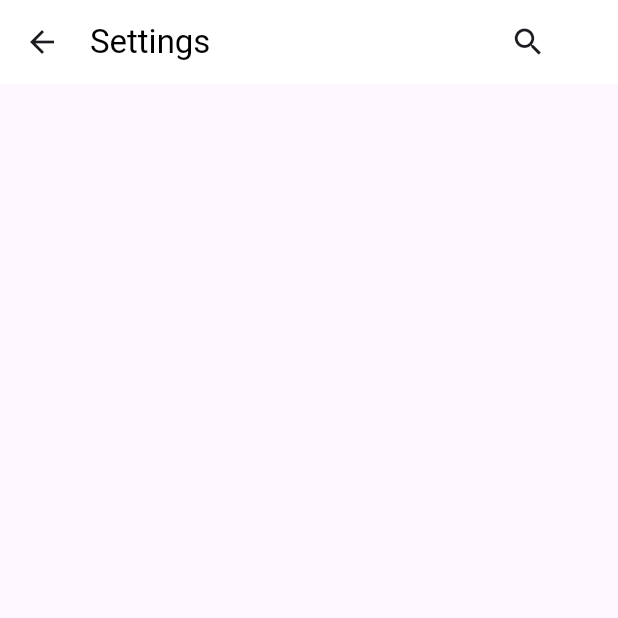
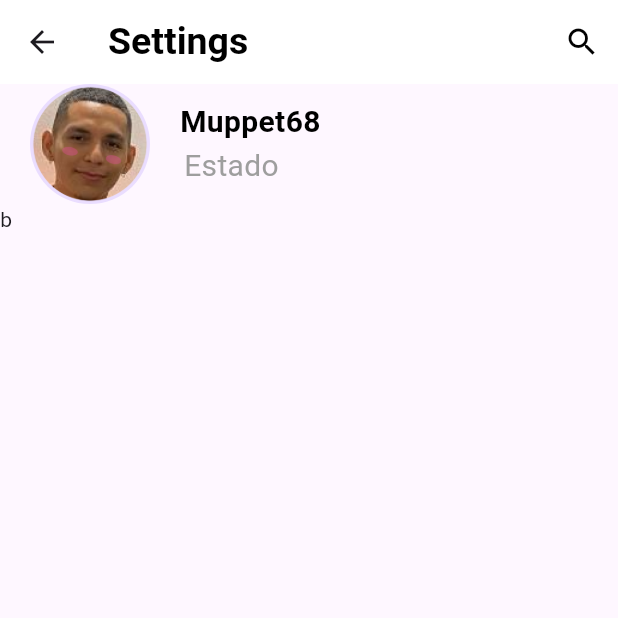
Before and after one commit to Diegdary/whatsapp, a Flutter app: the screen it shows after launch, on a phone screen of 412 x 824 dp, the top half of it. Run offline on Flutter 3.47's test engine with Material 3 defaults, Android fonts, the phone set to English and light mode, and no system bars.

Commit message:
primer avance settings

```diff
--- a/lib/Screens/Settings.dart
+++ b/lib/Screens/Settings.dart
@@ -7,34 +7,63 @@ class Settings extends StatelessWidget {
   Widget build(BuildContext context) {
     return Scaffold(
       appBar: AppBar(
-
-
-        title: Container(
-          child: Row(
+        // Here we take the value from the MyHomePage object that was created by
+        // the App.build method, and use it to set our appbar title.
+        title: Text(
+          "Settings",
+          style: TextStyle(color: Color(0xFF000000), fontWeight: FontWeight.bold,fontSize: 25),
+        ),
+        backgroundColor: Color(0xFFFFFFFFF),
+        leading: Icon(Icons.arrow_back),
+        actions: [
+          IconButton(
+              onPressed: () {},
+              icon: Icon(Icons.search),
+              color: Color(0xFF000000)),
+        ],
+      ),
+      body: ListView(
+        children: [
+          Row(
             children: [
-
               Padding(
-                padding: const EdgeInsets.fromLTRB(0, 0, 20, 0),
+                padding: const EdgeInsets.fromLTRB(20, 0, 0, 0),
                 child: Container(
-                  child: Icon( Icons.arrow_back),
+                    child: CircleAvatar(
+                  backgroundImage: AssetImage('assets/samuel1-01.png'),
+                  radius: 40,
+                )),
+              ),
+              Container(
+                child: Column(
+                  mainAxisAlignment: MainAxisAlignment.center,
+                  children: [
+                    Padding(
+                      padding: const EdgeInsets.fromLTRB(20, 0, 0, 0),
+                      child: Container(
+                        child: Text(
+                          "Muppet68",
+                          style: TextStyle(color: Color(0xFF000000),
+                          fontWeight: FontWeight.bold,
+                          fontSize: 20),
+                        ),
+                      ),
+                    ),
+                    Container(
+                      child:  Text(
+                          "Estado ",
+                          style: TextStyle(color: Colors.grey,
+                          fontWeight: FontWeight.normal,
+                          fontSize: 20),
+                        ),
+                    )
+                  ],
                 ),
-              ),
-              Padding(
-                padding: const EdgeInsets.fromLTRB(0, 0, 200, 0),
-                child: Text(
-                  "Settings",
-                  style: TextStyle(color: Colors.black),
-                ),
-              ),
-
-              Container(
-                child: Icon(Icons.search),
               )
-
             ],
           ),
-        ),
-        backgroundColor: Color(0xFFFFFFFFF),
+          Container(child: Text("b"))
+        ],
       ),
     );
   }
```
